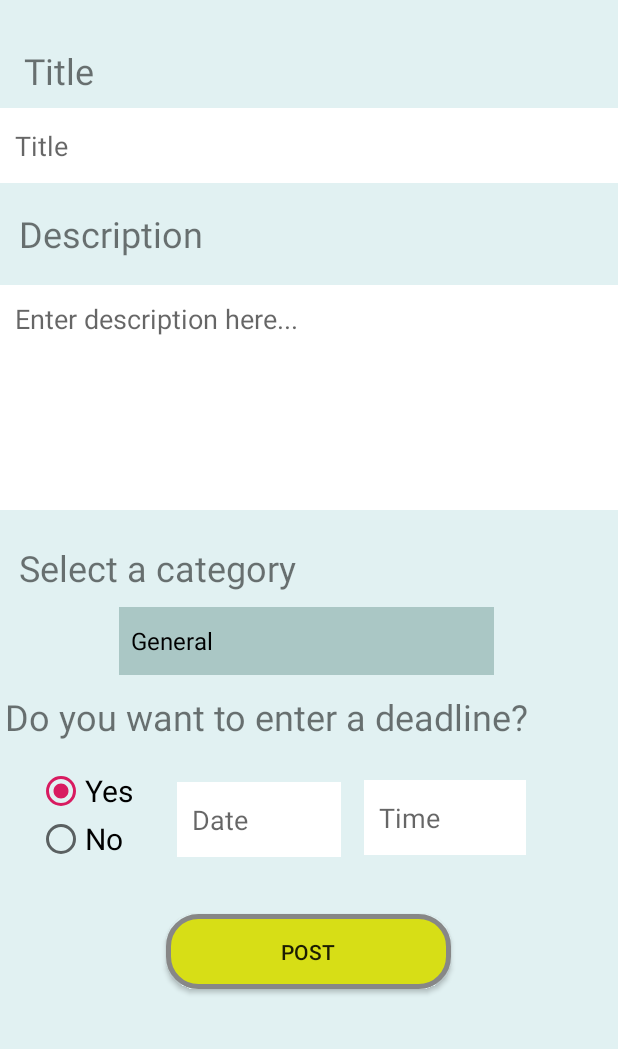
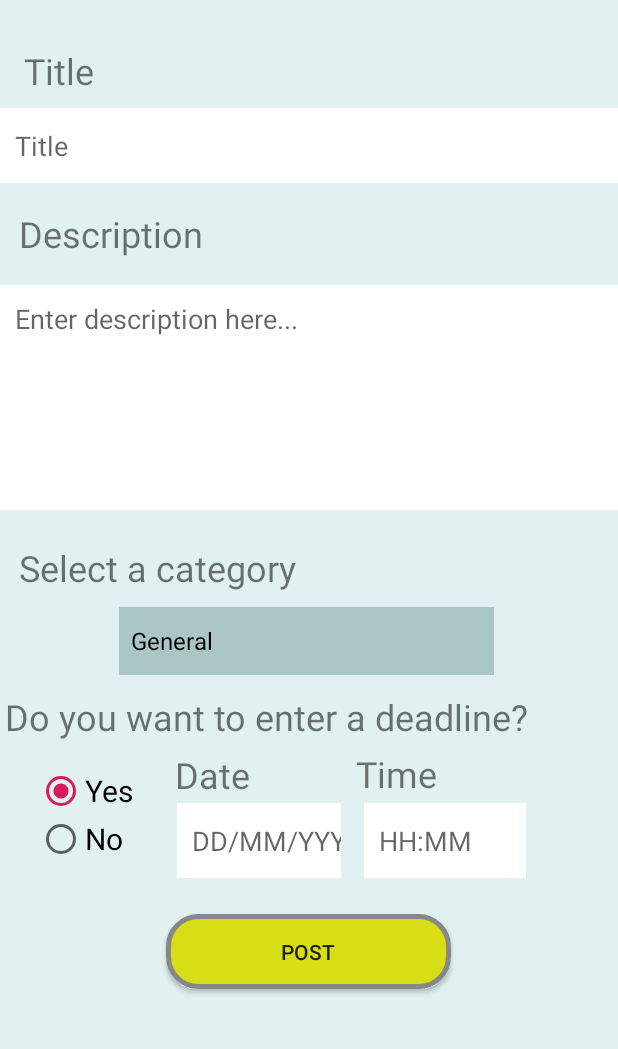
Before and after one commit to diegolimaf/toolsApp, an Android app: the postTool screen opened directly, with no data from a screen before it, on a phone screen of 412 x 824 dp, the part 187-1236 px from its top. Run offline under Robolectric (Android 15) with nearby library versions, the phone set to English and light mode, and no system bars; Roboto replaces fonts that are not available here.

Commit message:
postTool is working perfectly now!

```diff
--- a/app/src/main/res/layout/activity_post_tool.xml
+++ b/app/src/main/res/layout/activity_post_tool.xml
@@ -23,7 +23,33 @@
         app:layout_constraintVertical_bias="0.005" />
 
     <TextView
-        android:id="@+id/textView5"
+        android:id="@+id/textDate"
+        android:layout_width="wrap_content"
+        android:layout_height="wrap_content"
+        android:text="Date"
+        android:textSize="24sp"
+        app:layout_constraintBottom_toBottomOf="parent"
+        app:layout_constraintEnd_toEndOf="parent"
+        app:layout_constraintHorizontal_bias="0.323"
+        app:layout_constraintStart_toStartOf="parent"
+        app:layout_constraintTop_toTopOf="parent"
+        app:layout_constraintVertical_bias="0.773" />
+
+    <TextView
+        android:id="@+id/textTime"
+        android:layout_width="wrap_content"
+        android:layout_height="wrap_content"
+        android:text="Time"
+        android:textSize="24sp"
+        app:layout_constraintBottom_toBottomOf="parent"
+        app:layout_constraintEnd_toEndOf="parent"
+        app:layout_constraintHorizontal_bias="0.663"
+        app:layout_constraintStart_toStartOf="parent"
+        app:layout_constraintTop_toTopOf="parent"
+        app:layout_constraintVertical_bias="0.772" />
+
+    <TextView
+        android:id="@+id/textView10"
         android:layout_width="wrap_content"
         android:layout_height="wrap_content"
         android:text="Title"
@@ -187,7 +213,7 @@
         android:background="#ffffff"
         android:ems="10"
         android:gravity="center_vertical"
-        android:hint="Date"
+        android:hint="DD/MM/YYYY"
         android:inputType="date"
         android:paddingLeft="10dp"
         app:layout_constraintBottom_toBottomOf="parent"
@@ -195,7 +221,7 @@
         app:layout_constraintHorizontal_bias="0.39"
         app:layout_constraintStart_toStartOf="parent"
         app:layout_constraintTop_toTopOf="parent"
-        app:layout_constraintVertical_bias="0.822" />
+        app:layout_constraintVertical_bias="0.841" />
 
     <EditText
         android:id="@+id/time"
@@ -204,7 +230,7 @@
         android:background="#ffffff"
         android:ems="10"
         android:gravity="center_vertical"
-        android:hint="Time"
+        android:hint="HH:MM"
         android:inputType="time"
         android:paddingLeft="10dp"
         app:layout_constraintBottom_toBottomOf="parent"
@@ -212,6 +238,6 @@
         app:layout_constraintHorizontal_bias="0.798"
         app:layout_constraintStart_toStartOf="parent"
         app:layout_constraintTop_toTopOf="parent"
-        app:layout_constraintVertical_bias="0.82" />
+        app:layout_constraintVertical_bias="0.841" />
 
 </androidx.constraintlayout.widget.ConstraintLayout>
```
Also changed, not shown: app/src/main/java/com/example/toolsapp/Tool.java (+23 -3 lines), app/src/main/java/com/example/toolsapp/postTool.java (+36 -9 lines).
